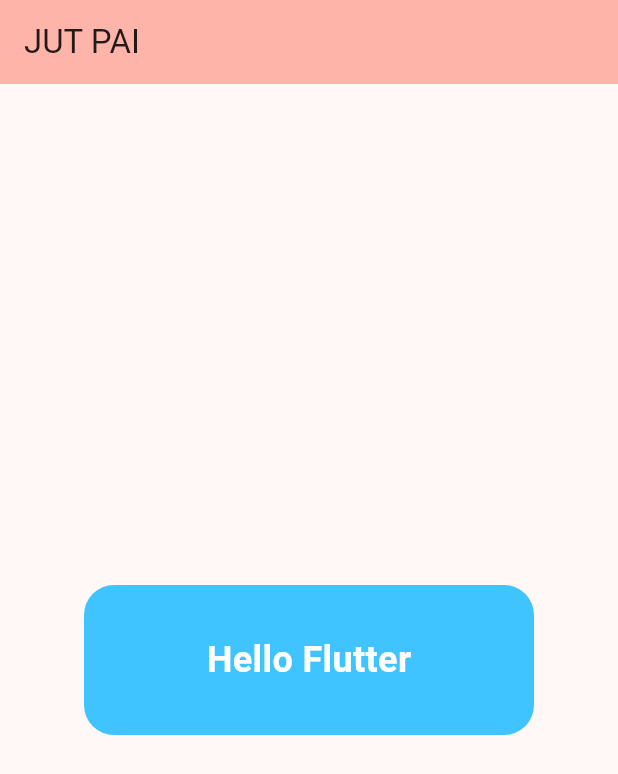
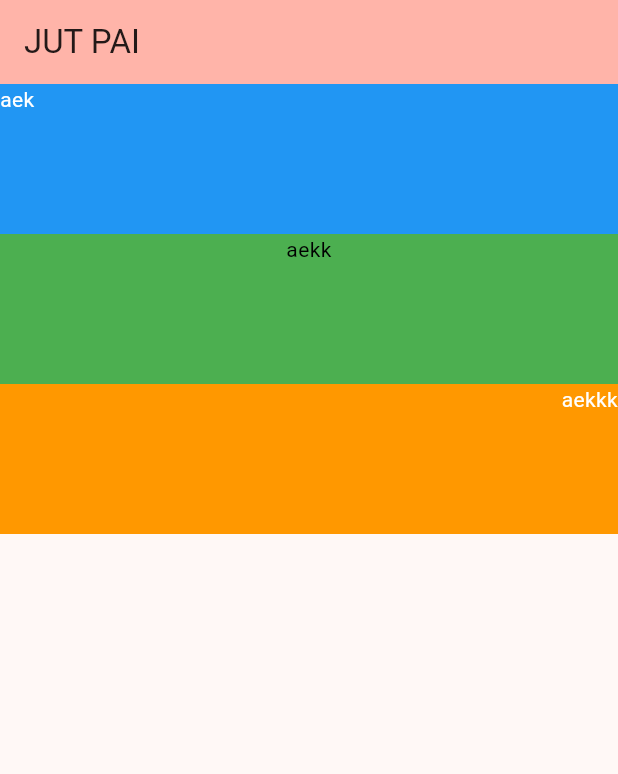
Before and after one commit to anoukham/app_first, a Flutter app: the screen it shows after launch, on a phone screen of 412 x 824 dp. Shown: the top 774 px of the screen. Run offline on Flutter 3.47's test engine with Material 3 defaults, Android fonts, the phone set to English and light mode, and no system bars.

Commit message:
Container

```diff
--- a/lib/main.dart
+++ b/lib/main.dart
@@ -40,25 +40,39 @@ class _MyHomePageState extends State<MyHomePage> {
 
         title: Text(widget.title),
       ),
-      body: Center(
-        child: Container(
-          width: 300,
-          height: 100,
-          decoration: BoxDecoration(
-            borderRadius: BorderRadius.circular(20),
-            color: Colors.lightBlueAccent,
-          ),
-          child: Center(
-            child: Text(
-              'Hello Flutter',
-              style: TextStyle(
-                fontSize: 24,
-                color: Colors.white,
-                fontWeight: FontWeight.bold,
-              ),
+      body: Column(
+        children: [
+          Container(
+            width: double.infinity,
+            height: 100,
+            decoration: BoxDecoration(color: Colors.blue),
+            child: const Text(
+              'aek',
+              style: TextStyle(color: Colors.white),
+              textAlign: TextAlign.left,
             ),
           ),
-        ),
+          Container(
+            width: double.infinity,
+            height: 100,
+            decoration: BoxDecoration(color: Colors.green),
+            child: const Text(
+              'aekk',
+              style: TextStyle(color: Colors.black),
+              textAlign: TextAlign.center,
+            ),
+          ),
+          Container(
+            width: double.infinity,
+            height: 100,
+            decoration: BoxDecoration(color: Colors.orange),
+            child: const Text(
+              'aekkk',
+              style: TextStyle(color: Colors.white),
+              textAlign: TextAlign.right,
+            ),
+          ),
+        ],
       ),
     );
   }
```
